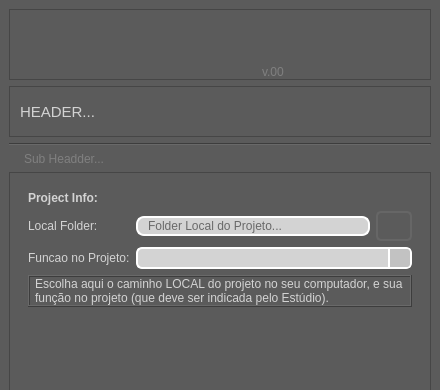
Before: the Qt Designer form gui/main.ui in otmbneto/BirdoApp, drawn with Qt 5; both pictures show x 0 to 440 and y 0 to 390 of the 440 by 768 pixel window.
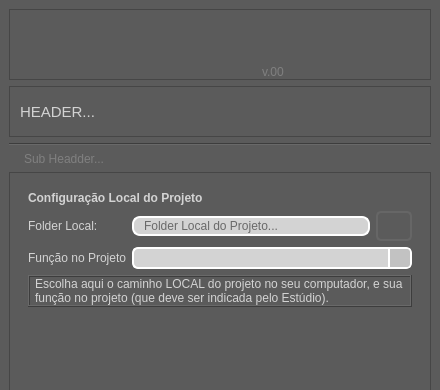
After: the same form once the commit is applied. The open tabs and pages were chosen to show the change.

Commit message: mudei alguns termos em ingles na interface (agora direto no arquivo ui

```diff
--- a/gui/main.ui
+++ b/gui/main.ui
@@ -521,7 +521,7 @@
               <item row="4" column="0" colspan="2">
                <widget class="QLabel" name="funcao_label">
                 <property name="text">
-                 <string>Funcao no Projeto:</string>
+                 <string>Função no Projeto</string>
                 </property>
                </widget>
               </item>
@@ -534,14 +534,14 @@
                  </font>
                 </property>
                 <property name="text">
-                 <string>Project Info:</string>
+                 <string>Configuração Local do Projeto</string>
                 </property>
                </widget>
               </item>
               <item row="2" column="0">
                <widget class="QLabel" name="local_folder_label">
                 <property name="text">
-                 <string>Local Folder:</string>
+                 <string>Folder Local:</string>
                 </property>
                </widget>
               </item>
```
Left out of the diff: 2 changed lines with no effect on the pictures.
